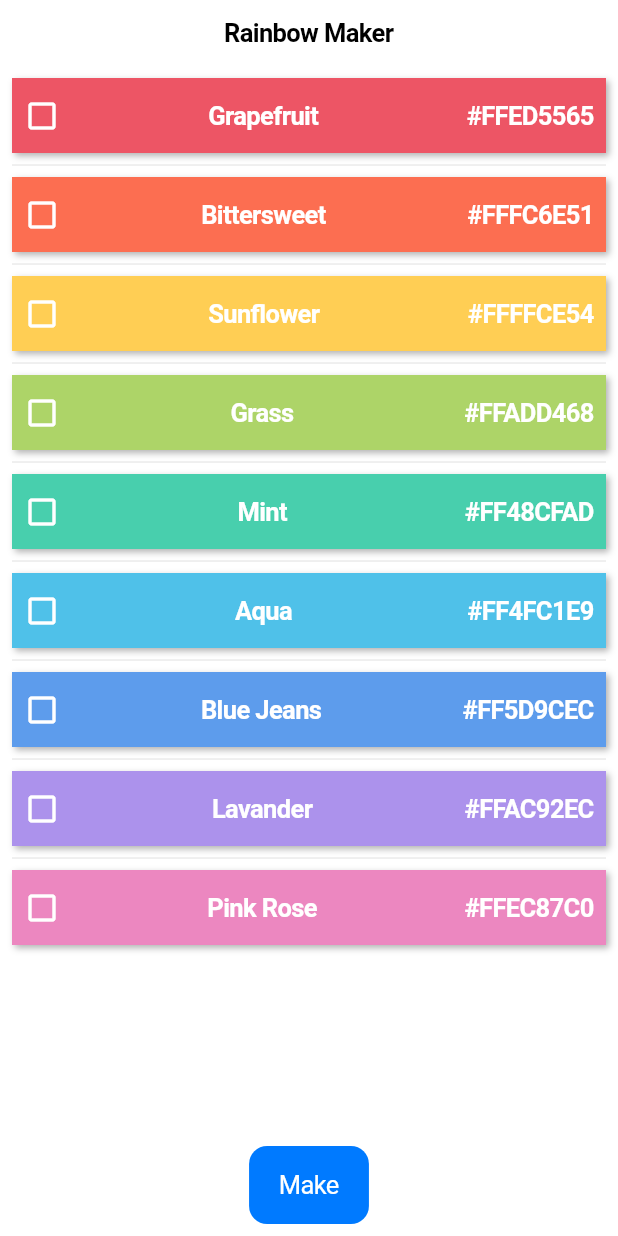
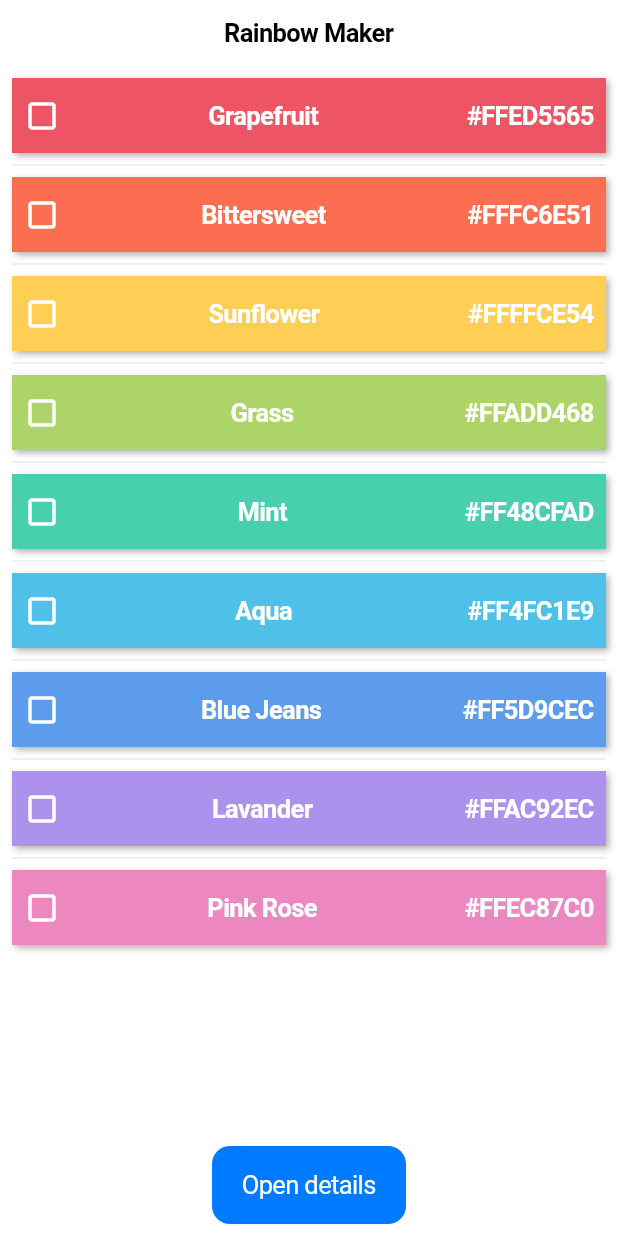
Before and after one commit to vmtvv/fmp, a Flutter app: the screen it shows after launch, on a phone screen of 412 x 824 dp. Run offline on Flutter 3.47's test engine with Material 2 defaults, Android fonts, the phone set to English and light mode, and no system bars.

Commit message:
Rename details navigation button.

```diff
--- a/lib/home_page.dart
+++ b/lib/home_page.dart
@@ -65,7 +65,7 @@ class _HomePageState extends State<HomePage> {
                 Container(
                   padding: EdgeInsets.all(8),
                   child: CupertinoButton.filled(
-                    child: Text('Make'),
+                    child: Text('Open details'),
                     onPressed: () {
                       _navigateAndDisplayResult(context);
                     },
```
